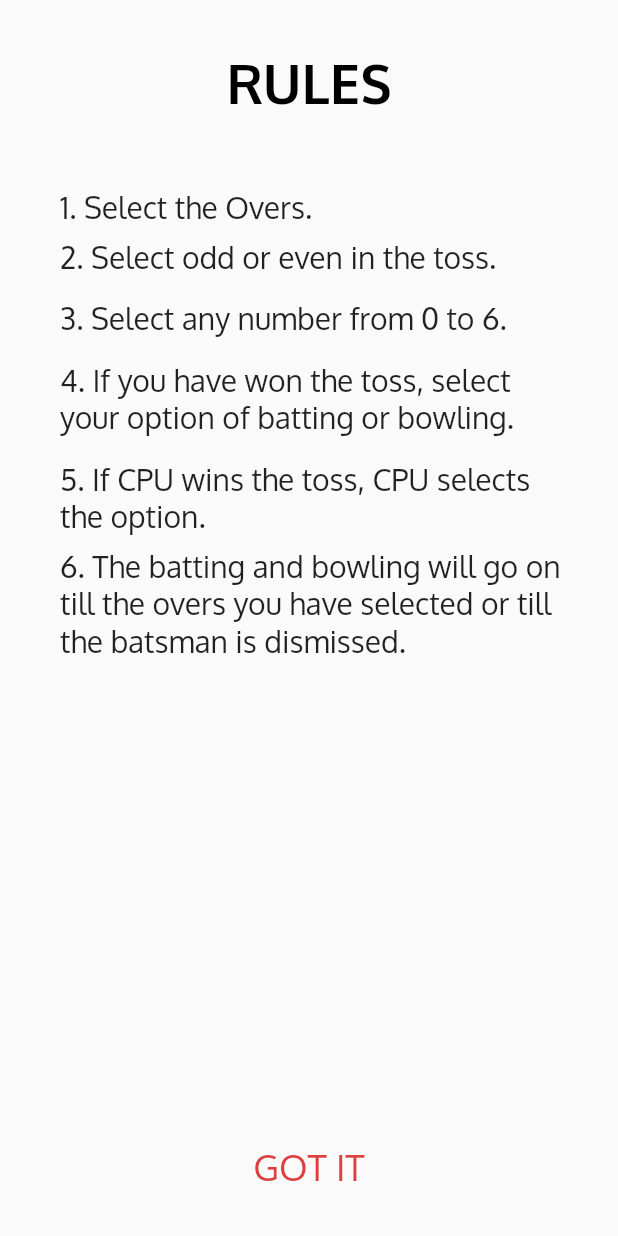
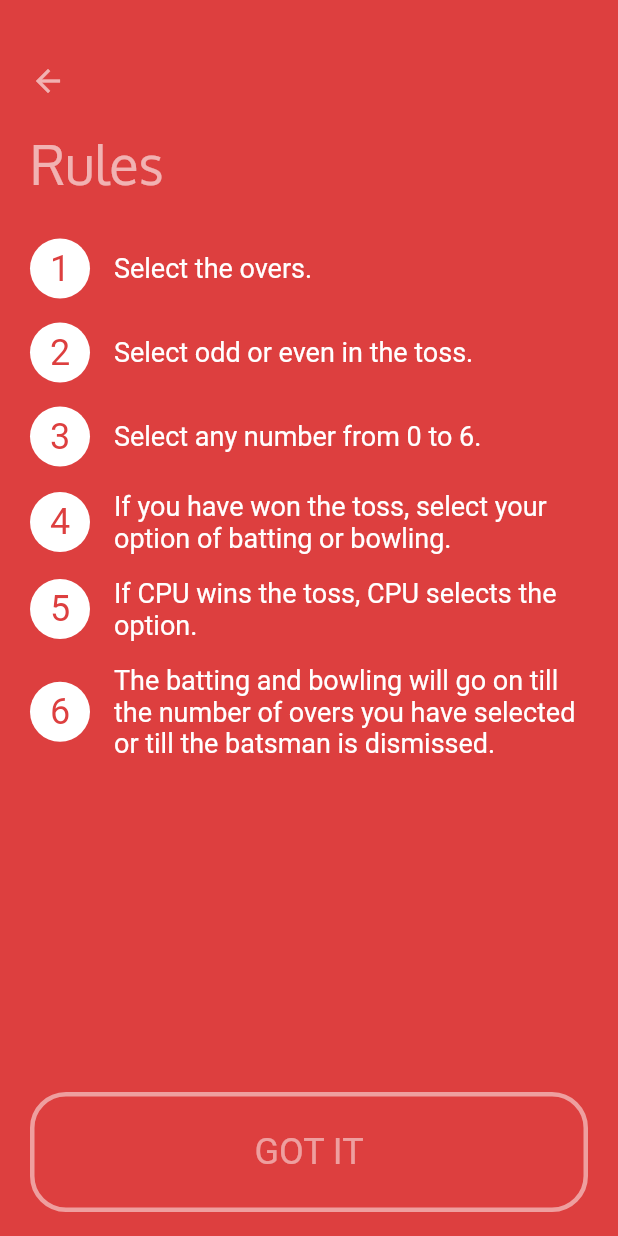
Before and after one commit to sivaperumal644/hand_cricket_flutter, a Flutter app: the screen it shows after launch, after a tap on "READ THE RULES", on a phone screen of 412 x 824 dp. Run offline on Flutter 3.47's test engine with Material 2 defaults, Android fonts, the phone set to English and light mode, and no system bars; our stand-ins replace flutter_svg, toast; Roboto replaces fonts that are missing (Oxygen-bold.ttf).

Commit message:
UI changes has been made.

```diff
--- a/lib/buttons/button.dart
+++ b/lib/buttons/button.dart
@@ -32,3 +32,25 @@ Widget buttons(icon, text, borderColor, iconColor, iconBorderColor, textColor) {
     ),
   );
 }
+
+Widget gotItButton() {
+  return Container(
+    height: 80,
+    decoration: BoxDecoration(
+        borderRadius: BorderRadius.circular(24),
+        border:
+            Border.all(color: Color.fromRGBO(255, 255, 255, 0.5), width: 3)),
+    child: Center(
+      child: Row(
+        mainAxisAlignment: MainAxisAlignment.center,
+        children: <Widget>[
+          Text(
+            'GOT IT',
+            style: TextStyle(
+                fontSize: 24, color: Color.fromRGBO(255, 255, 255, 0.5)),
+          )
+        ],
+      ),
+    ),
+  );
+}
--- a/lib/screens/about_app_screen.dart
+++ b/lib/screens/about_app_screen.dart
@@ -8,7 +8,7 @@ class AboutApp extends StatelessWidget {
         children: <Widget>[
           Padding(
             padding: const EdgeInsets.only(top: 98.0),
-            child: Center(child: Image.asset('images/Oval.png')),
+            child: Center(child: Image.asset('images/app_logo.png', height: 120, width: 120,)),
           ),
           Padding(
             padding: const EdgeInsets.only(top: 32.0),
--- a/lib/screens/rules_screen.dart
+++ b/lib/screens/rules_screen.dart
@@ -1,73 +1,105 @@
 import 'package:flutter/material.dart';
+import 'package:hand_cricket/buttons/button.dart';
 
 class Rules extends StatelessWidget {
   @override
   Widget build(BuildContext context) {
     return Scaffold(
+      backgroundColor: Color.fromRGBO(221, 63, 63, 50),
       body: Column(
         crossAxisAlignment: CrossAxisAlignment.start,
         children: <Widget>[
           Padding(
-            padding: const EdgeInsets.all(32.0),
-            child: Center(
-                child: Text('RULES',
-                    style: TextStyle(
-                        color: Colors.black,
-                        fontSize: 36,
-                        fontFamily: 'Oxygen',
-                        fontWeight: FontWeight.bold))),
+            padding: const EdgeInsets.only(top: 42.0, left: 20.0),
+            child: InkWell(
+              onTap: () {
+                Navigator.pop(context);
+              },
+              child: Icon(Icons.arrow_back,
+                  color: Color.fromRGBO(255, 255, 255, 0.6)),
+            ),
           ),
           Padding(
-            padding: const EdgeInsets.only(top:16.0, left: 32.0, right: 32.0),
-            child: Column(
-              crossAxisAlignment: CrossAxisAlignment.start,
-              children: <Widget>[
-                Padding(
-                  padding: const EdgeInsets.only(left:8.0),
-                  child: Text('1. Select the Overs.', style: TextStyle(fontFamily: 'Oxygen', fontSize: 20),),
+            padding: const EdgeInsets.only(top: 20, left: 20),
+            child: Text(
+              'Rules',
+              style: TextStyle(
+                  fontFamily: 'Oxygen',
+                  fontSize: 36,
+                  color: Color.fromRGBO(255, 255, 255, 0.6)),
+            ),
           ),
           Padding(
-                  padding: const EdgeInsets.all(8.0),
-                  child: Text('2. Select odd or even in the toss.', style: TextStyle(fontFamily: 'Oxygen', fontSize: 20),),
+            padding: const EdgeInsets.only(top: 12.0),
+            child: rules('1', 'Select the overs.'),
           ),
-                Padding(
-                  padding: const EdgeInsets.all(8.0),
-                  child: Text('3. Select any number from 0 to 6.', style: TextStyle(fontFamily: 'Oxygen', fontSize: 20),),
-                ),
-                Padding(
-                  padding: const EdgeInsets.all(8.0),
-                  child: Text(
-                      '4. If you have won the toss, select your option of batting or bowling.', style: TextStyle(fontFamily: 'Oxygen', fontSize: 20),),
-                ),
-                Padding(
-                  padding: const EdgeInsets.all(8.0),
-                  child: Text('5. If CPU wins the toss, CPU selects the option.', style: TextStyle(fontFamily: 'Oxygen', fontSize: 20),),
-                ),
-                Padding(
-                  padding: const EdgeInsets.only(left: 8.0),
-                  child: Text(
-                      '6. The batting and bowling will go on till the overs you have selected or till the batsman is dismissed.', style: TextStyle(fontFamily: 'Oxygen', fontSize: 20),),
-                ),
-              ],
-            ),
-          ),
+          rules('2', 'Select odd or even in the toss.'),
+          rules('3', 'Select any number from 0 to 6.'),
+          rules('4',
+              'If you have won the toss, select your option of batting or bowling.'),
+          rules('5', 'If CPU wins the toss, CPU selects the option.'),
+          rules('6',
+              'The batting and bowling will go on till the number of overs you have selected or till the batsman is dismissed.'),
           Expanded(
             child: Padding(
-              padding: const EdgeInsets.only(bottom: 32.0),
+              padding: const EdgeInsets.only(bottom: 16.0, left: 20, right: 20),
               child: Column(
                 mainAxisAlignment: MainAxisAlignment.end,
                 children: <Widget>[
                   InkWell(
+                      borderRadius: BorderRadius.circular(20),
                       onTap: () {
                         Navigator.pop(context);
                       },
+                      child: gotItButton())
+                ],
+              ),
+            ),
+          )
+        ],
+      ),
+    );
+  }
+}
+
+Widget rulesIndex(icon, iconColor, iconBorderColor) {
+  return Container(
     child: Center(
-                      child: Text('GOT IT',
+      child: Text(
+        icon,
+        style: TextStyle(fontSize: 24, color: iconColor),
+      ),
+    ),
+    decoration: BoxDecoration(
+        borderRadius: BorderRadius.circular(20.0), color: iconBorderColor),
+    width: 40,
+    height: 40,
+  );
+}
+
+Widget rules(index, content) {
+  return Padding(
+    padding: const EdgeInsets.only(top: 16.0, left: 20, right: 16),
+    child: Row(
+      mainAxisAlignment: MainAxisAlignment.start,
+      children: <Widget>[
+        Column(
+          children: <Widget>[
+            rulesIndex(index, Color.fromRGBO(221, 63, 63, 50), Colors.white),
+          ],
+        ),
+        Expanded(
+          child: Padding(
+            padding: const EdgeInsets.only(left: 16.0),
+            child: Column(
+              crossAxisAlignment: CrossAxisAlignment.start,
+              children: <Widget>[
+                Text(
+                  content,
                   style: TextStyle(
-                              fontSize: 24,
-                              fontFamily: 'Oxygen',
-                              color: Color.fromRGBO(221, 63, 63, 100))),
-                    ),
+                      color: Colors.white,
+                      fontSize: 18,
+                      fontFamily: 'Oxygen-bold.ttf'),
                 ),
               ],
             ),
@@ -77,4 +109,3 @@ class Rules extends StatelessWidget {
     ),
   );
 }
-}
--- a/lib/screens/splash_screen.dart
+++ b/lib/screens/splash_screen.dart
@@ -46,7 +46,7 @@ class SplashScreenState extends State<SplashScreen> {
         Column(
           mainAxisAlignment: MainAxisAlignment.center,
           children: <Widget>[
-            Image.asset('images/Oval.png'),
+            Image.asset('images/app_logo.png', height: 120, width: 120,),
             Padding(
               padding: EdgeInsets.only(top: 143.5),
               child: Text(
--- a/lib/screens/tossing_screen.dart
+++ b/lib/screens/tossing_screen.dart
@@ -27,8 +27,9 @@ class TossingPageState extends State<TossingPage> {
   @override
   Widget build(BuildContext context) {
     return WillPopScope(
-      onWillPop: () async{
-        Toast.show('You cannot go back now', context, duration: Toast.LENGTH_SHORT, gravity: Toast.BOTTOM);
+      onWillPop: () async {
+        Toast.show('You cannot go back now', context,
+            duration: Toast.LENGTH_SHORT, gravity: Toast.BOTTOM);
         return false;
       },
       child: Scaffold(
@@ -59,7 +60,8 @@ class TossingPageState extends State<TossingPage> {
                     height: 220,
                     decoration: BoxDecoration(
                         borderRadius: BorderRadius.circular(110),
-                        border: Border.all(color: tossContainerColor, width: 5)),
+                        border:
+                            Border.all(color: tossContainerColor, width: 5)),
                   ),
                 ),
                 Center(
@@ -203,27 +205,7 @@ class TossingPageState extends State<TossingPage> {
                 Navigator.push(context,
                     MaterialPageRoute(builder: (context) => MatchScreen()));
               },
-            child: Container(
-              height: 80,
-              decoration: BoxDecoration(
-                  borderRadius: BorderRadius.circular(24),
-                  border: Border.all(
-                      color: Color.fromRGBO(255, 255, 255, 0.5), width: 3)),
-              child: Center(
-                child: Row(
-                  mainAxisAlignment: MainAxisAlignment.center,
-                  children: <Widget>[
-                    Text(
-                      'GOT IT',
-                      style: TextStyle(
-                          fontSize: 24,
-                          color: Color.fromRGBO(255, 255, 255, 0.5)),
-                    )
-                  ],
-                ),
-              ),
-            ),
-          );
+              child: gotItButton());
         }
       });
     });
--- a/pubspec.yaml
+++ b/pubspec.yaml
@@ -44,7 +44,7 @@ flutter:
   uses-material-design: true
 
   assets:
-    - images/Oval.png
+    - images/app_logo.png
     - images/zero.svg
     - images/one.svg
     - images/two.svg
```
Also changed, not shown: images/Oval.png (deleted), images/app_logo.png (added), 2 other files. Lines whose indentation alone changed are shown as unchanged.
